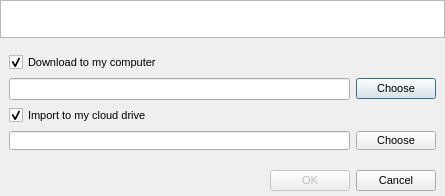
Above: src/MEGASync/gui/win/ImportMegaLinksDialog.ui from meganz/MEGAsync before the change. Below: the same form after it.
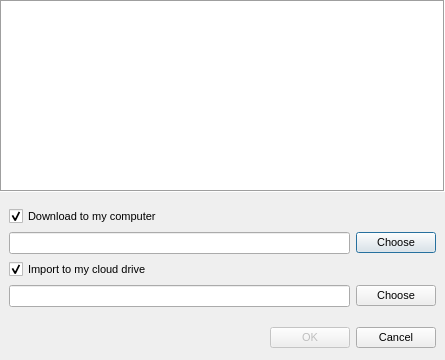
That is the form after the change.

Commit message: Fix ImportMegaLinksDialog size issues

```diff
--- a/src/MEGASync/gui/win/ImportMegaLinksDialog.ui
+++ b/src/MEGASync/gui/win/ImportMegaLinksDialog.ui
@@ -2,30 +2,16 @@
 <ui version="4.0">
  <class>ImportMegaLinksDialog</class>
  <widget class="QDialog" name="ImportMegaLinksDialog">
-  <property name="geometry">
-   <rect>
-    <x>0</x>
-    <y>0</y>
-    <width>445</width>
-    <height>196</height>
-   </rect>
-  </property>
-  <property name="sizePolicy">
-   <sizepolicy hsizetype="Preferred" vsizetype="Preferred">
-    <horstretch>0</horstretch>
-    <verstretch>0</verstretch>
-   </sizepolicy>
-  </property>
   <property name="minimumSize">
    <size>
     <width>445</width>
-    <height>196</height>
+    <height>0</height>
    </size>
   </property>
   <property name="maximumSize">
    <size>
     <width>445</width>
-    <height>430</height>
+    <height>16777215</height>
    </size>
   </property>
   <property name="windowTitle">
@@ -56,18 +42,15 @@
    </property>
    <item>
     <widget class="QListWidget" name="linkList">
-     <property name="sizePolicy">
-      <sizepolicy hsizetype="Preferred" vsizetype="Preferred">
-       <horstretch>0</horstretch>
-       <verstretch>0</verstretch>
-      </sizepolicy>
-     </property>
      <property name="minimumSize">
       <size>
        <width>0</width>
-       <height>38</height>
+       <height>36</height>
       </size>
      </property>
+     <property name="frameShape">
+      <enum>QFrame::Box</enum>
+     </property>
     </widget>
    </item>
    <item>
@@ -106,18 +89,6 @@
         <property name="enabled">
          <bool>true</bool>
         </property>
-        <property name="minimumSize">
-         <size>
-          <width>0</width>
-          <height>22</height>
-         </size>
-        </property>
-        <property name="maximumSize">
-         <size>
-          <width>16777215</width>
-          <height>22</height>
-         </size>
-        </property>
         <layout class="QHBoxLayout" name="horizontalLayout">
          <property name="spacing">
           <number>6</number>
@@ -144,23 +115,14 @@
            </property>
           </widget>
          </item>
-         <item>
+         <item alignment="Qt::AlignVCenter">
           <widget class="QPushButton" name="bLocalFolder">
            <property name="enabled">
             <bool>true</bool>
            </property>
-           <property name="styleSheet">
-            <string notr="true"/>
-           </property>
            <property name="text">
             <string>Choose</string>
            </property>
-           <property name="iconSize">
-            <size>
-             <width>24</width>
-             <height>24</height>
-            </size>
-           </property>
            <property name="flat">
             <bool>false</bool>
            </property>
@@ -181,12 +143,6 @@
       </item>
       <item>
        <widget class="QWidget" name="wImport" native="true">
-        <property name="minimumSize">
-         <size>
-          <width>0</width>
-          <height>0</height>
-         </size>
-        </property>
         <layout class="QHBoxLayout" name="horizontalLayout_2">
          <property name="spacing">
           <number>6</number>
@@ -213,17 +169,11 @@
            </property>
           </widget>
          </item>
-         <item>
+         <item alignment="Qt::AlignVCenter">
           <widget class="QPushButton" name="bMegaFolder">
            <property name="text">
             <string>Choose</string>
            </property>
-           <property name="iconSize">
-            <size>
-             <width>24</width>
-             <height>24</height>
-            </size>
-           </property>
            <property name="flat">
             <bool>false</bool>
            </property>
```
The commit also changes 3 other files.
